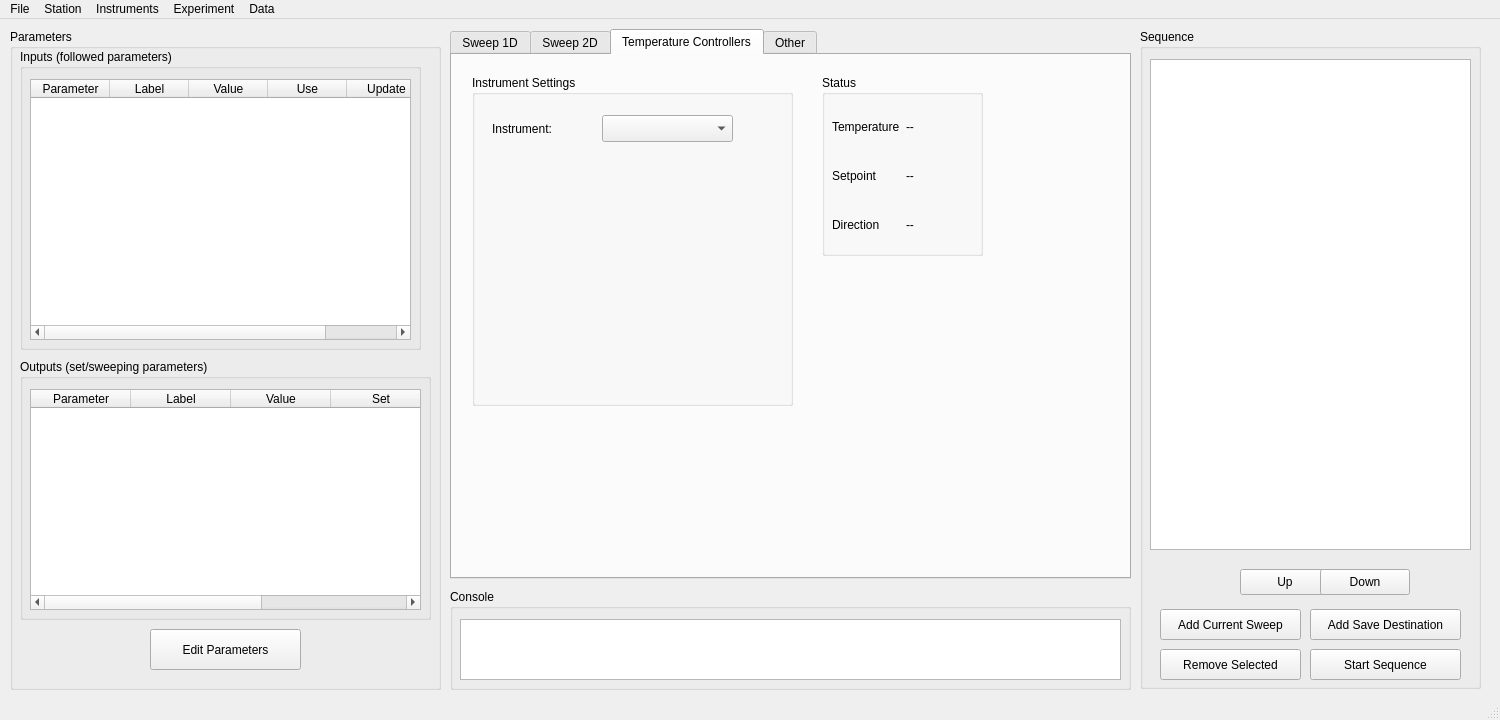
Before: the Qt Designer form resources/ui/mainwindow.ui in KU-DO-Lab/Spearmint, drawn with Qt 5.
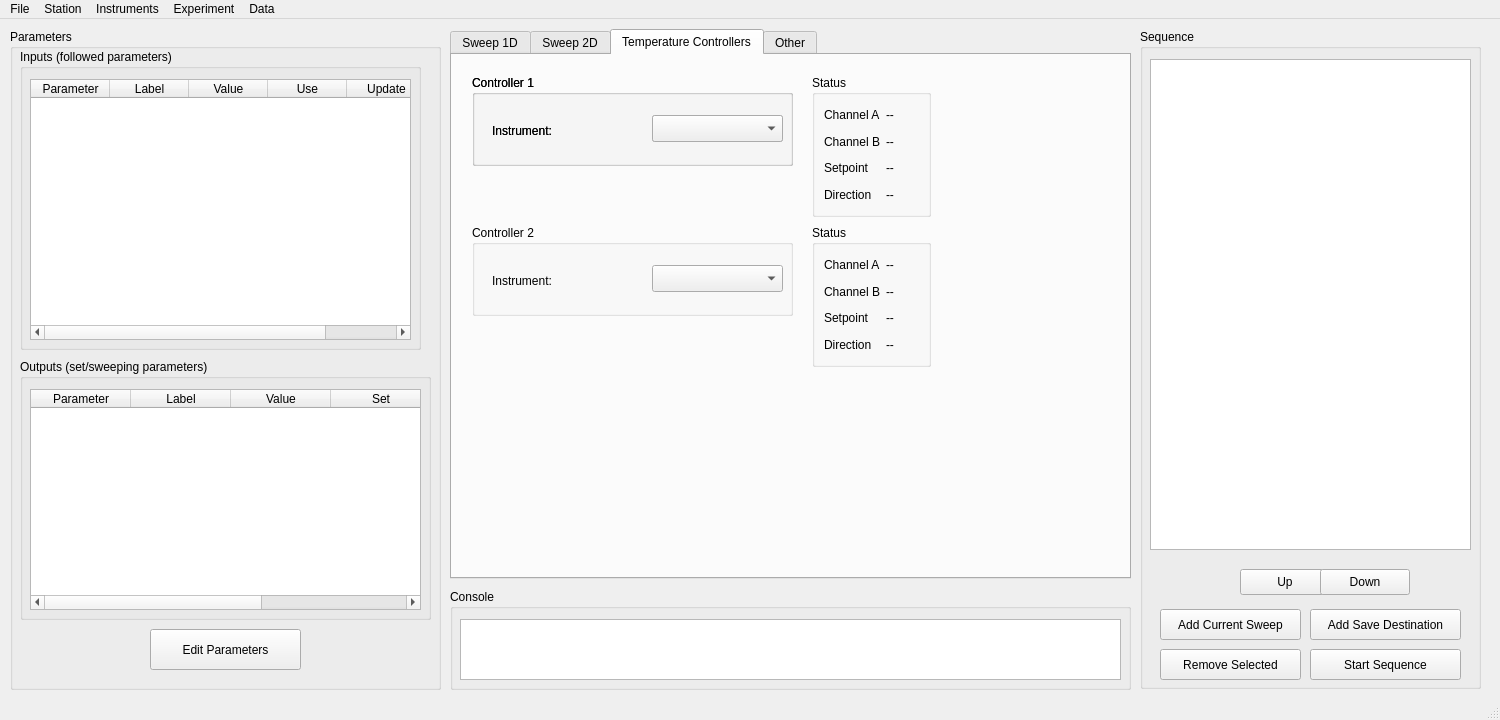
After: the same form once the commit is applied. The open tabs and pages were chosen to show the change.

Commit message: Updated Temperature controllers tab

Patch:
```diff
--- a/resources/ui/mainwindow.ui
+++ b/resources/ui/mainwindow.ui
@@ -1060,16 +1060,16 @@
         <x>20</x>
         <y>20</y>
         <width>321</width>
-        <height>331</height>
+        <height>91</height>
        </rect>
       </property>
       <property name="title">
-       <string>Instrument Settings</string>
+       <string>Controller 1</string>
       </property>
       <widget class="QComboBox" name="temperatureComboBox">
        <property name="geometry">
         <rect>
-         <x>130</x>
+         <x>180</x>
          <y>40</y>
          <width>131</width>
          <height>27</height>
@@ -1080,52 +1080,163 @@
        <property name="geometry">
         <rect>
          <x>20</x>
-         <y>44</y>
-         <width>101</width>
-         <height>19</height>
+         <y>40</y>
+         <width>141</width>
+         <height>31</height>
         </rect>
        </property>
        <property name="text">
         <string>Instrument:</string>
        </property>
       </widget>
+      <widget class="QGroupBox" name="groupBox_7">
+       <property name="geometry">
+        <rect>
+         <x>0</x>
+         <y>0</y>
+         <width>321</width>
+         <height>91</height>
+        </rect>
+       </property>
+       <property name="title">
+        <string>Controller 1</string>
+       </property>
+       <widget class="QComboBox" name="temperatureComboBox_1">
+        <property name="geometry">
+         <rect>
+          <x>180</x>
+          <y>40</y>
+          <width>131</width>
+          <height>27</height>
+         </rect>
+        </property>
+       </widget>
+       <widget class="QLabel" name="label_2">
+        <property name="geometry">
+         <rect>
+          <x>20</x>
+          <y>40</y>
+          <width>141</width>
+          <height>31</height>
+         </rect>
+        </property>
+        <property name="text">
+         <string>Instrument:</string>
+        </property>
+       </widget>
+      </widget>
+      <widget class="QGroupBox" name="groupBox_8">
+       <property name="geometry">
+        <rect>
+         <x>340</x>
+         <y>0</y>
+         <width>119</width>
+         <height>142</height>
+        </rect>
+       </property>
+       <property name="title">
+        <string>Status</string>
+       </property>
+       <layout class="QGridLayout" name="gridLayout_7">
+        <item row="0" column="0">
+         <layout class="QVBoxLayout" name="verticalLayout_10">
+          <item>
+           <widget class="QLabel" name="scanLabel_5">
+            <property name="text">
+             <string>Channel A</string>
+            </property>
+           </widget>
+          </item>
+          <item>
+           <widget class="QLabel" name="setpointLabel_4">
+            <property name="text">
+             <string>Channel B</string>
+            </property>
+           </widget>
+          </item>
+          <item>
+           <widget class="QLabel" name="scanLabel_6">
+            <property name="text">
+             <string>Setpoint</string>
+            </property>
+           </widget>
+          </item>
+          <item>
+           <widget class="QLabel" name="directionLabel_4">
+            <property name="text">
+             <string>Direction</string>
+            </property>
+           </widget>
+          </item>
+         </layout>
+        </item>
+        <item row="0" column="1">
+         <layout class="QVBoxLayout" name="verticalLayout_11">
+          <item>
+           <widget class="QLabel" name="scanValue2D_3">
+            <property name="text">
+             <string>--</string>
+            </property>
+           </widget>
+          </item>
+          <item>
+           <widget class="QLabel" name="setpointValue2D_3">
+            <property name="text">
+             <string>--</string>
+            </property>
+           </widget>
+          </item>
+          <item>
+           <widget class="QLabel" name="directionValue2D_4">
+            <property name="text">
+             <string>--</string>
+            </property>
+           </widget>
+          </item>
+          <item>
+           <widget class="QLabel" name="directionValue2D_5">
+            <property name="text">
+             <string>--</string>
+            </property>
+           </widget>
+          </item>
+         </layout>
+        </item>
+       </layout>
+      </widget>
      </widget>
      <widget class="QGroupBox" name="groupBox_6">
       <property name="geometry">
        <rect>
-        <x>370</x>
+        <x>360</x>
         <y>20</y>
-        <width>161</width>
-        <height>181</height>
+        <width>119</width>
+        <height>142</height>
        </rect>
       </property>
       <property name="title">
        <string>Status</string>
       </property>
-      <widget class="QWidget" name="verticalLayoutWidget_5">
-       <property name="geometry">
-        <rect>
-         <x>10</x>
-         <y>30</y>
-         <width>141</width>
-         <height>141</height>
-        </rect>
-       </property>
+      <layout class="QGridLayout" name="gridLayout_6">
+       <item row="0" column="0">
        <layout class="QVBoxLayout" name="verticalLayout_8">
         <item>
-         <layout class="QHBoxLayout" name="horizontalLayout_3">
-          <item>
-           <layout class="QVBoxLayout" name="verticalLayout_9">
-            <item>
              <widget class="QLabel" name="scanLabel_3">
               <property name="text">
-               <string>Temperature</string>
+            <string>Channel A</string>
               </property>
              </widget>
             </item>
             <item>
              <widget class="QLabel" name="setpointLabel_3">
               <property name="text">
+            <string>Channel B</string>
+           </property>
+          </widget>
+         </item>
+         <item>
+          <widget class="QLabel" name="scanLabel_4">
+           <property name="text">
                <string>Setpoint</string>
               </property>
              </widget>
@@ -1139,24 +1250,31 @@
             </item>
            </layout>
           </item>
+       <item row="0" column="1">
+        <layout class="QVBoxLayout" name="verticalLayout_9">
           <item>
-           <layout class="QVBoxLayout" name="verticalLayout_10">
+          <widget class="QLabel" name="temperatureChannelA_1">
+           <property name="text">
+            <string>--</string>
+           </property>
+          </widget>
+         </item>
             <item>
-             <widget class="QLabel" name="scanValue2D_2">
+          <widget class="QLabel" name="temperatureChannelB_1">
               <property name="text">
                <string>--</string>
               </property>
              </widget>
             </item>
             <item>
-             <widget class="QLabel" name="setpointValue2D_2">
+          <widget class="QLabel" name="temperatureSetpoint_1">
               <property name="text">
                <string>--</string>
               </property>
              </widget>
             </item>
             <item>
-             <widget class="QLabel" name="directionValue2D_2">
+          <widget class="QLabel" name="temperatureDirection_1">
               <property name="text">
                <string>--</string>
               </property>
@@ -1165,9 +1283,121 @@
            </layout>
           </item>
          </layout>
-        </item>
-       </layout>
-      </widget>
+     </widget>
+     <widget class="QGroupBox" name="groupBox_9">
+      <property name="geometry">
+       <rect>
+        <x>20</x>
+        <y>170</y>
+        <width>321</width>
+        <height>91</height>
+       </rect>
+      </property>
+      <property name="title">
+       <string>Controller 2</string>
+      </property>
+      <widget class="QComboBox" name="temperatureComboBox_2">
+       <property name="geometry">
+        <rect>
+         <x>180</x>
+         <y>40</y>
+         <width>131</width>
+         <height>27</height>
+        </rect>
+       </property>
+      </widget>
+      <widget class="QLabel" name="label_3">
+       <property name="geometry">
+        <rect>
+         <x>20</x>
+         <y>40</y>
+         <width>141</width>
+         <height>31</height>
+        </rect>
+       </property>
+       <property name="text">
+        <string>Instrument:</string>
+       </property>
+      </widget>
+     </widget>
+     <widget class="QGroupBox" name="groupBox_10">
+      <property name="geometry">
+       <rect>
+        <x>360</x>
+        <y>170</y>
+        <width>119</width>
+        <height>142</height>
+       </rect>
+      </property>
+      <property name="title">
+       <string>Status</string>
+      </property>
+      <layout class="QGridLayout" name="gridLayout_8">
+       <item row="0" column="0">
+        <layout class="QVBoxLayout" name="verticalLayout_12">
+         <item>
+          <widget class="QLabel" name="scanLabel_7">
+           <property name="text">
+            <string>Channel A</string>
+           </property>
+          </widget>
+         </item>
+         <item>
+          <widget class="QLabel" name="setpointLabel_5">
+           <property name="text">
+            <string>Channel B</string>
+           </property>
+          </widget>
+         </item>
+         <item>
+          <widget class="QLabel" name="scanLabel_8">
+           <property name="text">
+            <string>Setpoint</string>
+           </property>
+          </widget>
+         </item>
+         <item>
+          <widget class="QLabel" name="directionLabel_5">
+           <property name="text">
+            <string>Direction</string>
+           </property>
+          </widget>
+         </item>
+        </layout>
+       </item>
+       <item row="0" column="1">
+        <layout class="QVBoxLayout" name="verticalLayout_13">
+         <item>
+          <widget class="QLabel" name="temperatureChannelA_2">
+           <property name="text">
+            <string>--</string>
+           </property>
+          </widget>
+         </item>
+         <item>
+          <widget class="QLabel" name="temperatureChannelB_2">
+           <property name="text">
+            <string>--</string>
+           </property>
+          </widget>
+         </item>
+         <item>
+          <widget class="QLabel" name="temperatureSetpoint_2">
+           <property name="text">
+            <string>--</string>
+           </property>
+          </widget>
+         </item>
+         <item>
+          <widget class="QLabel" name="temperatureDirection_2">
+           <property name="text">
+            <string>--</string>
+           </property>
+          </widget>
+         </item>
+        </layout>
+       </item>
+      </layout>
      </widget>
     </widget>
     <widget class="QWidget" name="tab">
```
Lines whose indentation alone changed are shown as unchanged. The commit also changes 1 other file.
